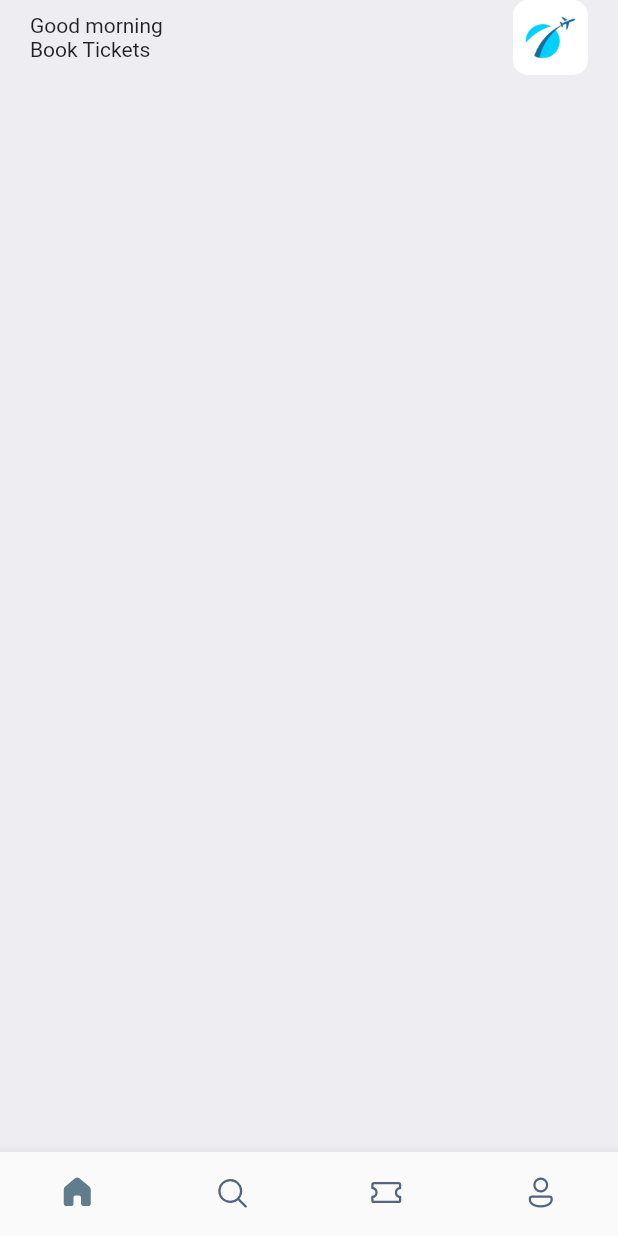
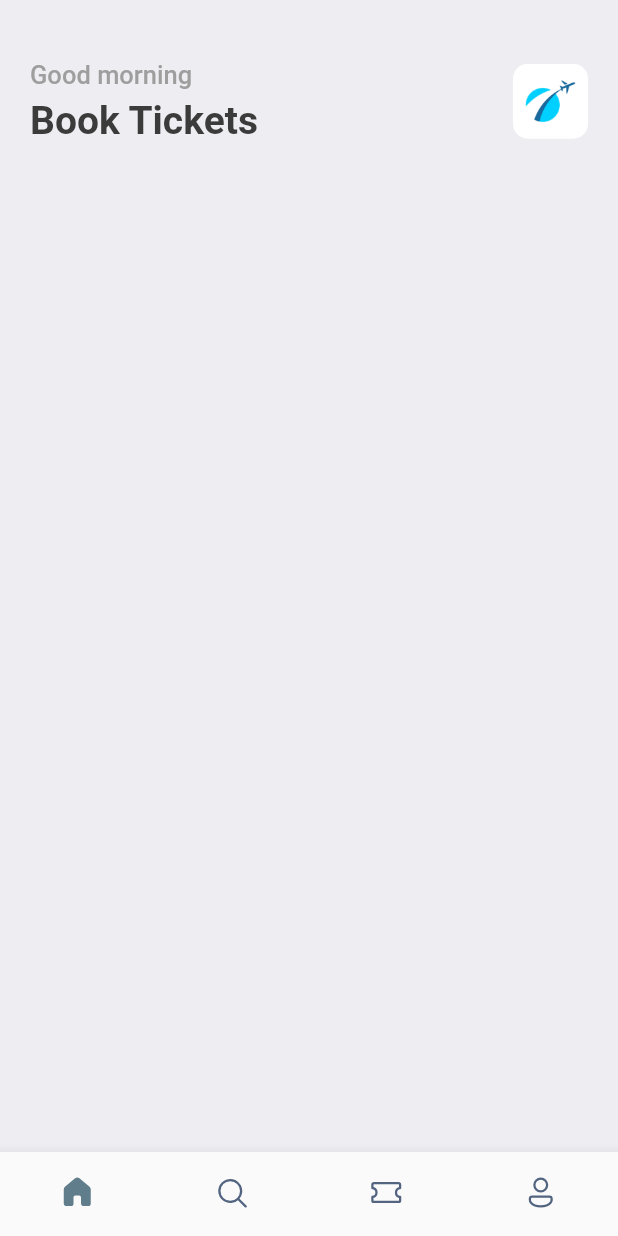
Before and after one commit to mehrdad03/booktickets, a Flutter app: the screen it shows after launch, on a phone screen of 412 x 824 dp. Run offline on Flutter 3.47's test engine with Material 2 defaults, Android fonts, the phone set to English and light mode, and no system bars; our stand-ins replace fluentui_icons, gap.

Commit message:
finish fir part of home screen

```diff
--- a/lib/screens/home_screen.dart
+++ b/lib/screens/home_screen.dart
@@ -1,5 +1,7 @@
+import 'package:booktickets/utils/app_styles.dart';
 import 'package:flutter/cupertino.dart';
 import 'package:flutter/material.dart';
+import 'package:gap/gap.dart';
 
 class HomeScreen extends StatelessWidget {
   const HomeScreen({Key? key}) : super(key: key);
@@ -7,26 +9,28 @@ class HomeScreen extends StatelessWidget {
   @override
   Widget build(BuildContext context) {
     return Scaffold(
-      backgroundColor: const Color(0xFFeeedf2),
+      backgroundColor: Styles.bgColor,
       body: ListView(
         children: [
+          const Gap(40),
           Padding(
             padding: const EdgeInsets.symmetric(horizontal: 20),
-            child: Container(
             child: Column(
               children: [
                 Row(
                   mainAxisAlignment: MainAxisAlignment.spaceBetween,
-
                   children: [
                     Column(
                       crossAxisAlignment: CrossAxisAlignment.start,
-                        children: const [
+                      children: [
                         Text(
                           'Good morning',
+                          style: Styles.headLineStyle3,
                         ),
+                        const Gap(5),
                         Text(
                           'Book Tickets',
+                          style: Styles.headLineStyle1,
                         )
                       ],
                     ),
@@ -42,7 +46,6 @@ class HomeScreen extends StatelessWidget {
                 )
               ],
             ),
-            ),
           )
         ],
       ),
--- a/lib/utils/app_styles.dart
+++ b/lib/utils/app_styles.dart
@@ -15,7 +15,7 @@ class Styles {
   static TextStyle headLineStyle2 =
       TextStyle(fontSize: 21, color: textColor, fontWeight: FontWeight.bold);
   static TextStyle headLineStyle3 =
-      TextStyle(fontSize: 17, color: textColor, fontWeight: FontWeight.w500);
+      TextStyle(fontSize: 17, color: Colors.grey.shade500, fontWeight: FontWeight.w500);
   static TextStyle headLineStyle4 = TextStyle(
       fontSize: 14, color: Colors.grey.shade500, fontWeight: FontWeight.w500);
 }
--- a/pubspec.yaml
+++ b/pubspec.yaml
@@ -37,6 +37,7 @@ dependencies:
   # Use with the CupertinoIcons class for iOS style icons.
   cupertino_icons: ^1.0.2
   fluentui_icons: ^1.0.0
+  gap: ^2.0.0
 
 dev_dependencies:
   flutter_test:
```
Also changed, not shown: pubspec.lock. Lines whose indentation alone changed are shown as unchanged.
